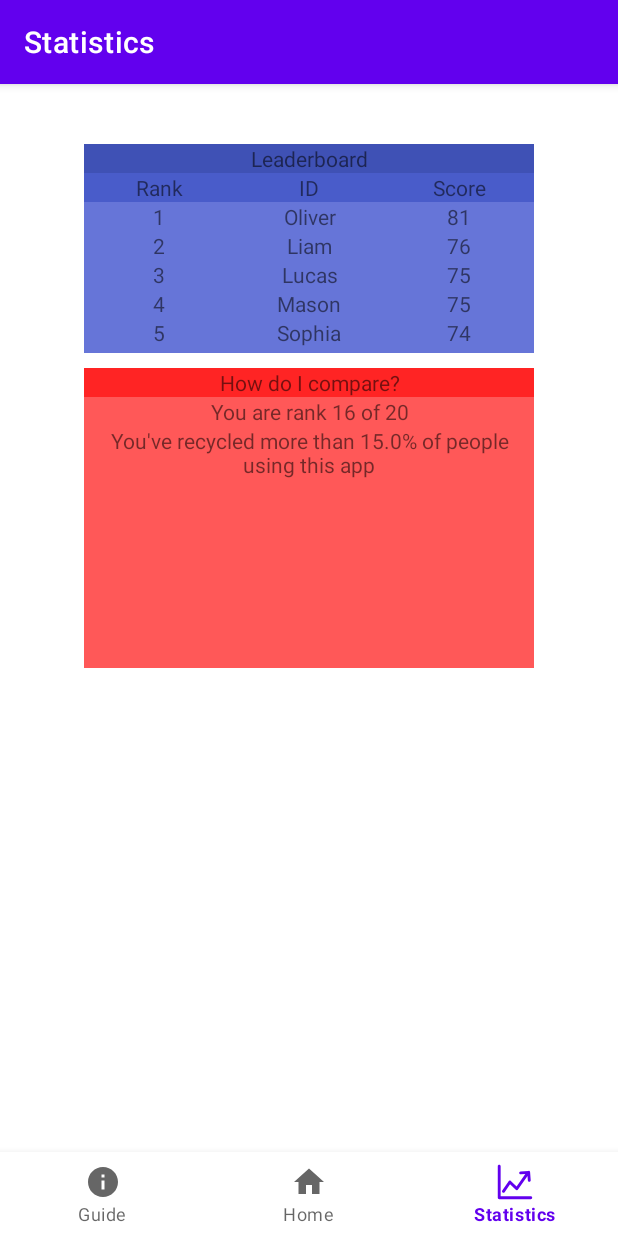
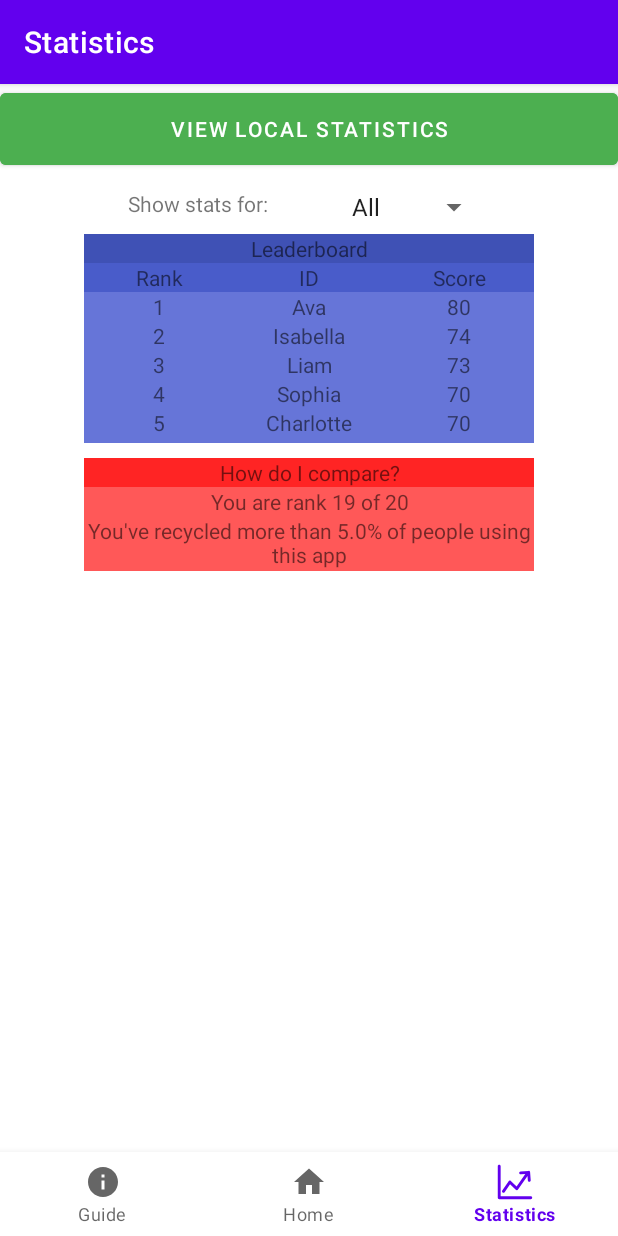
Before and after one commit to pm3512/RecycleTrackerHackCMU, an Android app: the screen it shows after launch (MainActivity), item 3 of the bottom bar chosen, on a phone screen of 412 x 824 dp. Run offline under Robolectric (Android 15) with nearby library versions, the light colour scheme and no system bars.

Commit message:
Global stats

```diff
--- a/app/src/main/java/com/example/recycletracker/GlobalFragment.java
+++ b/app/src/main/java/com/example/recycletracker/GlobalFragment.java
@@ -2,9 +2,14 @@ package com.example.recycletracker;
 
 import android.os.Bundle;
 import androidx.fragment.app.Fragment;
+import androidx.fragment.app.FragmentTransaction;
+
 import android.view.LayoutInflater;
 import android.view.View;
 import android.view.ViewGroup;
+import android.widget.AdapterView;
+import android.widget.ArrayAdapter;
+import android.widget.Spinner;
 import android.widget.TextView;
 
 import java.util.*;
@@ -17,14 +22,19 @@ public class GlobalFragment extends Fragment {
 
     private User[] users;
 
+    private Spinner SelectType; // spinner that selects what type of recyclable to display stats for
+    private String type;        // current type
+
+    private View view;
+
     public GlobalFragment() {
         // Required empty public constructor
         String[] names = {"Olivia", "Liam", "Emma", "Noah", "Amelia", "Oliver", "Ava", "Elijah",
                 "Sophia", "Lucas", "Charlotte", "Mason", "Isabella", "Levi", "Mia", "Asher", "Luna",
                 "James", "Harper", "Mateo"};
         int[] plastic = {17, 26, 15, 24, 18, 27, 22, 16, 24, 25, 19, 25, 22, 22, 18, 20, 17, 23, 20, 16};
-        int[] metal = {17, 25, 15, 24, 18, 27, 22, 16, 25, 25, 19, 25, 22, 22, 18, 20, 17, 23, 20, 16};
-        int[] paper = {17, 25, 15, 24, 18, 27, 22, 16, 25, 25, 19, 25, 22, 22, 18, 20, 17, 23, 20, 16};
+        int[] metal = {27, 32, 39, 30, 31, 19, 31, 27, 28, 21, 46, 34, 40, 26, 23, 37, 26, 23, 24, 35};
+        int[] paper = {22, 15, 5, 13, 10, 11, 27, 10, 18, 17, 5, 8, 12, 7, 13, 10, 14, 19, 16, 9};
 
         users = new User[20];
         for (int i = 0; i < 20; i++) {
@@ -39,9 +49,38 @@ public class GlobalFragment extends Fragment {
     public View onCreateView(LayoutInflater inflater, ViewGroup container,
                              Bundle savedInstanceState) {
         // Inflate the layout for this fragment
-        View view = inflater.inflate(R.layout.fragment_global, container, false);
+        view = inflater.inflate(R.layout.fragment_global, container, false);
 
-        // setting IDs of top 5
+        SelectType = view.findViewById(R.id.SelectType);
+        populateSelectType();
+
+        SelectType.setOnItemSelectedListener(new AdapterView.OnItemSelectedListener() {
+            @Override
+            public void onItemSelected(AdapterView<?> adapterView, View view, int i, long l) {
+                type = SelectType.getSelectedItem().toString();
+                populateStats();
+            }
+
+            @Override
+            public void onNothingSelected(AdapterView<?> adapterView) { }
+        });
+
+        return view;
+    }
+
+    private void populateSelectType() {
+        ArrayAdapter<String> typeAdapter = new ArrayAdapter<String>(getContext(), android.R.layout.simple_spinner_item, getResources().getStringArray(R.array.recyclables));
+        typeAdapter.setDropDownViewResource(android.R.layout.simple_spinner_dropdown_item);
+        SelectType.setAdapter(typeAdapter);
+    }
+
+    private void populateStats() {
+        for (int i = 0; i < 20; i++)
+        {
+            users[i].setType(type);
+        }
+        Arrays.sort(users);
+
         TextView i1 = view.findViewById(R.id.id1);
         TextView i2 = view.findViewById(R.id.id2);
         TextView i3 = view.findViewById(R.id.id3);
@@ -61,20 +100,30 @@ public class GlobalFragment extends Fragment {
         TextView s4 = view.findViewById(R.id.score4);
         TextView s5 = view.findViewById(R.id.score5);
 
-        s1.setText(Integer.toString(users[0].getTotal()));
-        s2.setText(Integer.toString(users[1].getTotal()));
-        s3.setText(Integer.toString(users[2].getTotal()));
-        s4.setText(Integer.toString(users[3].getTotal()));
-        s5.setText(Integer.toString(users[4].getTotal()));
+        s1.setText(Integer.toString(users[0].getItem(type)));
+        s2.setText(Integer.toString(users[1].getItem(type)));
+        s3.setText(Integer.toString(users[2].getItem(type)));
+        s4.setText(Integer.toString(users[3].getItem(type)));
+        s5.setText(Integer.toString(users[4].getItem(type)));
 
         // determining user rank/percentile
         TextView userrank = view.findViewById(R.id.userrank);
         TextView percentile = view.findViewById(R.id.percentile);
 
-        userrank.setText("You are rank " + Integer.toString(16) + " of " + Integer.toString(20));
-        percentile.setText("You've recycled more than " + Float.toString(15) + "% of people using this app");
-
-        return view;
+        int rank = 1;
+        for (int i = 0; i < 20; i++) {
+            if (users[i].getID().equals("Mia")) {
+                break;
+            }
+            rank++;
+        }
+        userrank.setText("You are rank " + Integer.toString(rank) + " of " + Integer.toString(20));
+        if (type.equals("All")) {
+            percentile.setText("You've recycled more than " + Double.toString((20-rank) / 0.2) + "% of people using this app");
+        }
+        else {
+            percentile.setText("You've recycled more " + type.toLowerCase() + " than " + Double.toString((20-rank) / 0.2) + "% of people using this app");
+        }
     }
 
     private class User implements Comparable<User>{
@@ -85,6 +134,7 @@ public class GlobalFragment extends Fragment {
         private final int paper;
         private final int metal;
         private final int total;
+        private String type = "All";
 
         public User(String ID, int plastic, int paper, int metal) {
             this.ID = ID;
@@ -99,10 +149,32 @@ public class GlobalFragment extends Fragment {
         public int getMetal() { return metal; }
         public int getPaper() { return paper; }
         public int getTotal() { return total; }
+        public void setType(String type) { this.type = type; }
+        public int getItem(String type) {
+            if (type.equals("All")) return total;
+            if (type.equals("Plastic")) return plastic;
+            if (type.equals("Metal")) return metal;
+            else return paper;
+
+        }
 
         public int compareTo(User other) {
-            if (this.total > other.total) { return -1; }
-            if (this.total < other.total) { return 1; }
+            if (type.equals("All")) {
+                if (this.total > other.total) { return -1; }
+                if (this.total < other.total) { return 1; }
+            }
+            else if (type.equals("Plastic")) {
+                if (this.plastic > other.plastic) { return -1; }
+                if (this.plastic < other.plastic) { return 1; }
+            }
+            else if (type.equals("Paper")) {
+                if (this.paper > other.paper) { return -1; }
+                if (this.paper < other.paper) { return 1; }
+            }
+            else if (type.equals("Metal")) {
+                if (this.metal > other.metal) { return -1; }
+                if (this.metal < other.metal) { return 1; }
+            }
             return 0;
         }
     }
--- a/app/src/main/res/layout/fragment_global.xml
+++ b/app/src/main/res/layout/fragment_global.xml
@@ -6,11 +6,49 @@
     android:layout_height="match_parent">
 
 
+    <Button
+        android:id="@+id/button"
+        android:layout_width="match_parent"
+        android:layout_height="60dp"
+        android:backgroundTint="#4CAF50"
+        android:text="View Local Statistics"
+        app:layout_constraintEnd_toEndOf="parent"
+        app:layout_constraintStart_toStartOf="parent"
+        app:layout_constraintTop_toTopOf="parent"
+        app:rippleColor="#AA5757" />
+
+    <TextView
+        android:id="@+id/Showstatsfor"
+        android:layout_width="wrap_content"
+        android:layout_height="wrap_content"
+        android:layout_marginStart="85dp"
+        android:layout_marginTop="70dp"
+        android:text="Show stats for:"
+        app:layout_constraintBottom_toTopOf="@+id/Leaderboard"
+        app:layout_constraintEnd_toEndOf="parent"
+        app:layout_constraintHorizontal_bias="0.0"
+        app:layout_constraintStart_toStartOf="parent"
+        app:layout_constraintTop_toTopOf="parent"
+        app:layout_constraintVertical_bias="0.0" />
+
+    <Spinner
+        android:id="@+id/SelectType"
+        android:layout_width="100dp"
+        android:layout_height="wrap_content"
+        android:layout_marginTop="70dp"
+        android:layout_marginEnd="85dp"
+        app:layout_constraintBottom_toTopOf="@+id/Leaderboard"
+        app:layout_constraintEnd_toEndOf="parent"
+        app:layout_constraintHorizontal_bias="1.0"
+        app:layout_constraintStart_toStartOf="parent"
+        app:layout_constraintTop_toTopOf="parent"
+        app:layout_constraintVertical_bias="0.0" />
+
     <TextView
         android:id="@+id/Leaderboard"
         android:layout_width="300dp"
         android:layout_height="wrap_content"
-        android:layout_marginTop="40dp"
+        android:layout_marginTop="100dp"
         android:background="#3F51B5"
         android:gravity="center"
         android:text="Leaderboard"
@@ -183,8 +221,9 @@
     </LinearLayout>
 
     <LinearLayout
+        android:id="@+id/linearLayout2"
         android:layout_width="300dp"
-        android:layout_height="200dp"
+        android:layout_height="75dp"
         android:layout_marginTop="10dp"
         android:background="#FF5858"
         android:orientation="vertical"
@@ -216,4 +255,5 @@
             android:text="You've recycled more than ____% of people using this app"
             android:textAlignment="center" />
     </LinearLayout>
+
 </androidx.constraintlayout.widget.ConstraintLayout>
--- a/app/src/main/res/layout/simple_xy_plot_example.xml
+++ /dev/null
@@ -1,6 +0,0 @@
-<?xml version="1.0" encoding="utf-8"?>
-<androidx.constraintlayout.widget.ConstraintLayout xmlns:android="http://schemas.android.com/apk/res/android"
-             android:layout_width="match_parent"
-             android:layout_height="match_parent">
-
-</androidx.constraintlayout.widget.ConstraintLayout>
--- a/app/src/main/res/values/strings.xml
+++ b/app/src/main/res/values/strings.xml
@@ -1,3 +1,10 @@
 <resources>
     <string name="app_name">RecycleTracker</string>
+
+    <string-array name="recyclables">
+        <item>All</item>
+        <item>Plastic</item>
+        <item>Paper</item>
+        <item>Metal</item>
+    </string-array>
 </resources>
```
